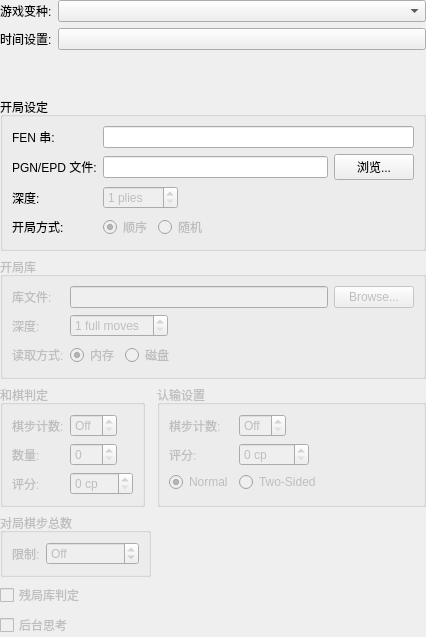
leedavid/QTggchess, file projects/gui/ui/gamesettingswidget.ui: the form before one commit.
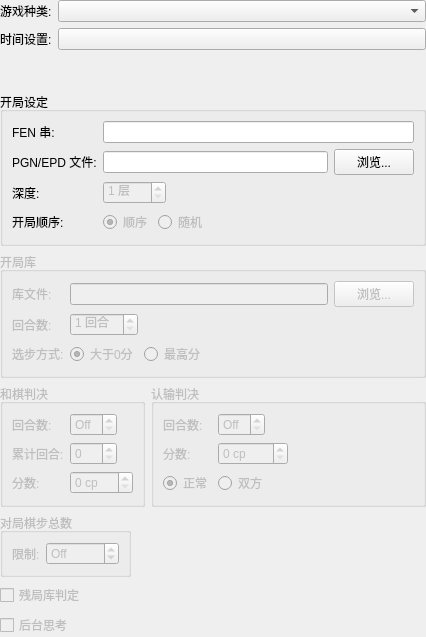
The form after the commit.

Diff of the .ui file:
```diff
--- a/projects/gui/ui/gamesettingswidget.ui
+++ b/projects/gui/ui/gamesettingswidget.ui
@@ -34,7 +34,7 @@
      <item row="1" column="0">
       <widget class="QLabel" name="m_variantLabel">
        <property name="text">
-        <string>游戏变种:</string>
+        <string>游戏种类:</string>
        </property>
        <property name="buddy">
         <cstring>m_variantCombo</cstring>
@@ -99,7 +99,7 @@
       <item row="3" column="0">
        <widget class="QLabel" name="m_openingOrderLabel">
         <property name="text">
-         <string>开局方式:</string>
+         <string>开局顺序:</string>
         </property>
         <property name="buddy">
          <cstring>m_seqOrderRadio</cstring>
@@ -159,7 +159,7 @@
          <bool>false</bool>
         </property>
         <property name="suffix">
-         <string> plies</string>
+         <string> 层</string>
         </property>
         <property name="minimum">
          <number>1</number>
@@ -219,7 +219,7 @@
         <item>
          <widget class="QPushButton" name="m_browsePolyglotFile">
           <property name="text">
-           <string>Browse...</string>
+           <string>浏览...</string>
           </property>
          </widget>
         </item>
@@ -228,7 +228,7 @@
       <item row="1" column="0">
        <widget class="QLabel" name="m_polyglotDepthLabel">
         <property name="text">
-         <string>深度:</string>
+         <string>回合数:</string>
         </property>
         <property name="buddy">
          <cstring>m_polyglotDepthSpin</cstring>
@@ -241,7 +241,7 @@
          <bool>false</bool>
         </property>
         <property name="suffix">
-         <string> full moves</string>
+         <string> 回合</string>
         </property>
         <property name="minimum">
          <number>1</number>
@@ -251,7 +251,7 @@
       <item row="2" column="0">
        <widget class="QLabel" name="m_polyglotAccessMode">
         <property name="text">
-         <string>读取方式:</string>
+         <string>选步方式:</string>
         </property>
         <property name="buddy">
          <cstring>m_ramAccessRadio</cstring>
@@ -269,7 +269,7 @@
            <string>The whole book is loaded in memory. This makes book access a bit faster but uses more memory.</string>
           </property>
           <property name="text">
-           <string>内存</string>
+           <string>大于0分</string>
           </property>
           <property name="checked">
            <bool>true</bool>
@@ -285,7 +285,7 @@
            <string>The book is accessed directly from disk. This is a good choice for very large books.</string>
           </property>
           <property name="text">
-           <string>磁盘</string>
+           <string>最高分</string>
           </property>
          </widget>
         </item>
@@ -318,7 +318,7 @@
         <bool>false</bool>
        </property>
        <property name="title">
-        <string>和棋判定</string>
+        <string>和棋判决</string>
        </property>
        <layout class="QFormLayout" name="formLayout">
         <property name="fieldGrowthPolicy">
@@ -327,7 +327,7 @@
         <item row="0" column="0">
          <widget class="QLabel" name="m_drawMoveNumberLabel">
           <property name="text">
-           <string>棋步计数:</string>
+           <string>回合数:</string>
           </property>
           <property name="buddy">
            <cstring>m_drawMoveNumberSpin</cstring>
@@ -356,7 +356,7 @@
         <item row="1" column="0">
          <widget class="QLabel" name="m_drawMoveCountLabel">
           <property name="text">
-           <string>数量:</string>
+           <string>累计回合:</string>
           </property>
           <property name="buddy">
            <cstring>m_drawMoveCountSpin</cstring>
@@ -379,7 +379,7 @@
         <item row="2" column="0">
          <widget class="QLabel" name="m_drawScoreLabel">
           <property name="text">
-           <string>评分:</string>
+           <string>分数:</string>
           </property>
           <property name="buddy">
            <cstring>m_drawScoreSpin</cstring>
@@ -411,7 +411,7 @@
         <bool>false</bool>
        </property>
        <property name="title">
-        <string>认输设置</string>
+        <string>认输判决</string>
        </property>
        <layout class="QFormLayout" name="formLayout_3">
         <property name="fieldGrowthPolicy">
@@ -420,7 +420,7 @@
         <item row="1" column="0">
          <widget class="QLabel" name="m_resignMoveCountLabel">
           <property name="text">
-           <string>棋步计数:</string>
+           <string>回合数:</string>
           </property>
           <property name="buddy">
            <cstring>m_resignMoveCountSpin</cstring>
@@ -443,7 +443,7 @@
         <item row="2" column="0">
          <widget class="QLabel" name="m_resignScoreLabel">
           <property name="text">
-           <string>评分:</string>
+           <string>分数:</string>
           </property>
           <property name="buddy">
            <cstring>m_resignScoreSpin</cstring>
@@ -481,7 +481,7 @@
            <string>Resignation is only based on losing side's scores.</string>
           </property>
           <property name="text">
-           <string>Normal</string>
+           <string>正常</string>
           </property>
           <property name="checked">
            <bool>true</bool>
@@ -494,7 +494,7 @@
            <string>Both sides are needed to indicate decisive scores.</string>
           </property>
           <property name="text">
-           <string>Two-Sided</string>
+           <string>双方</string>
           </property>
          </widget>
         </item>
@@ -532,7 +532,7 @@
            <string>Off</string>
           </property>
           <property name="suffix">
-           <string> moves</string>
+           <string>  步</string>
           </property>
           <property name="minimum">
            <number>0</number>
```
Left out of the diff: 23 changed lines with no effect on the pictures.
